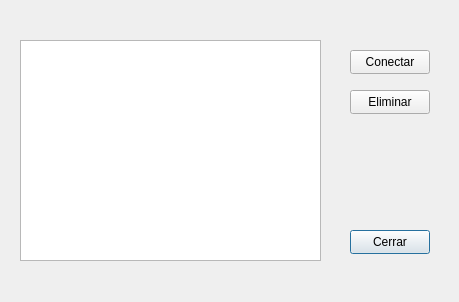
This is Cliente/ventanaservidores.ui in GrageraE/App-Mensajeria-2.0 as Qt 5 draws it before an edit. The edited form follows.
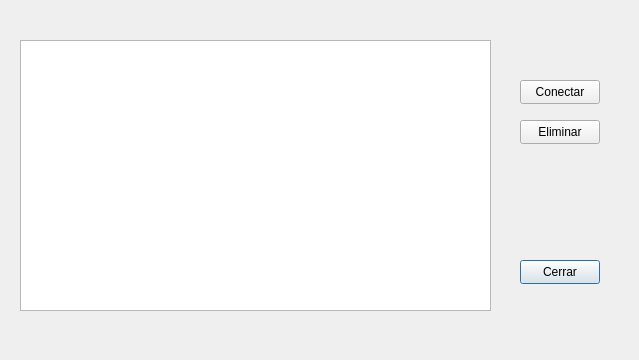
This is the edited form.

```diff
--- a/Cliente/ventanaservidores.ui
+++ b/Cliente/ventanaservidores.ui
@@ -6,8 +6,8 @@
    <rect>
     <x>0</x>
     <y>0</y>
-    <width>459</width>
-    <height>302</height>
+    <width>639</width>
+    <height>360</height>
    </rect>
   </property>
   <property name="windowTitle">
@@ -18,16 +18,16 @@
     <rect>
      <x>20</x>
      <y>40</y>
-     <width>301</width>
-     <height>221</height>
+     <width>471</width>
+     <height>271</height>
     </rect>
    </property>
   </widget>
   <widget class="QPushButton" name="pushButton">
    <property name="geometry">
     <rect>
-     <x>350</x>
-     <y>230</y>
+     <x>520</x>
+     <y>260</y>
      <width>80</width>
      <height>24</height>
     </rect>
@@ -39,8 +39,8 @@
   <widget class="QPushButton" name="botonConectar">
    <property name="geometry">
     <rect>
-     <x>350</x>
-     <y>50</y>
+     <x>520</x>
+     <y>80</y>
      <width>80</width>
      <height>24</height>
     </rect>
@@ -52,8 +52,8 @@
   <widget class="QPushButton" name="botonEliminar">
    <property name="geometry">
     <rect>
-     <x>350</x>
-     <y>90</y>
+     <x>520</x>
+     <y>120</y>
      <width>80</width>
      <height>24</height>
     </rect>
```
